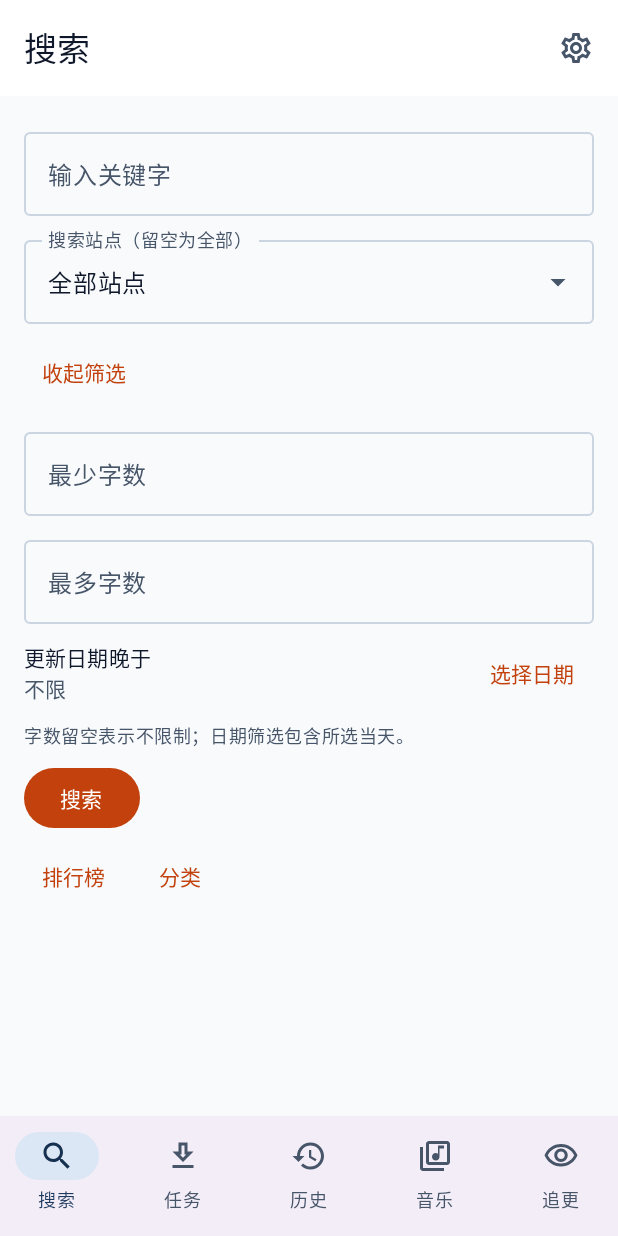
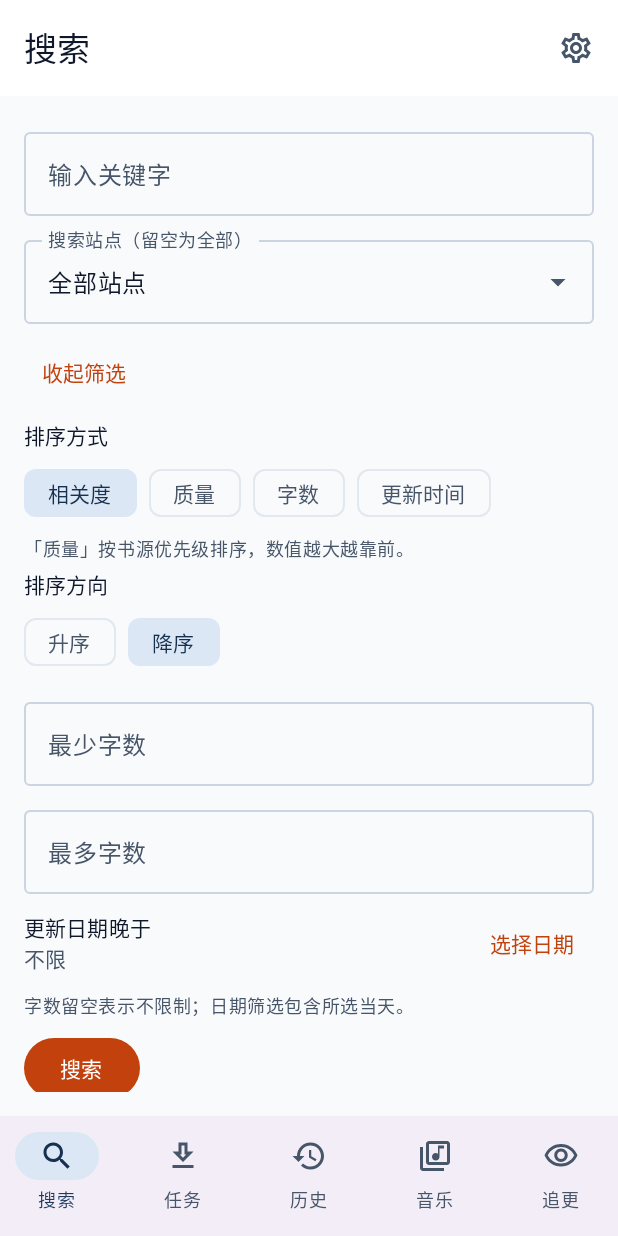
Before and after one commit to lingyi-ling/novel-downloader, an Android app built with Jetpack Compose: the screen it shows after launch (MainActivity), after a tap on "高级筛选", on a phone screen of 412 x 824 dp. Run offline under Robolectric (Android 15) with nearby library versions, the phone set to English and light mode, and no system bars; libraries missing offline, so code that uses them is left out: com.jakewharton.retrofit2; network calls fail.

Commit message:
feat(android): 搜索排序选择与状态恢复
- quality/priority/words/update + asc/desc
- 高级筛选面板 chips，SavedStateHandle 恢复
- 序列化/非法回退/重试使用最新排序

```diff
--- a/android/app/src/main/java/com/lingyi/noveldl/ui/search/SearchFilterViewModel.kt
+++ b/android/app/src/main/java/com/lingyi/noveldl/ui/search/SearchFilterViewModel.kt
@@ -11,14 +11,16 @@ import kotlinx.coroutines.flow.StateFlow
 import kotlinx.coroutines.flow.asStateFlow
 
 /**
- * Owns the optional word-count/update-date filters of the search screen.
+ * Owns the optional word-count/update-date filters and the result ordering of
+ * the search screen.
  *
  * Why a ViewModel: the screen can be dropped from composition by a tab switch,
  * and the process can be killed in the background. Keeping the filter text in
  * [SavedStateHandle] means both events restore the panel exactly as the user
  * left it, instead of silently returning to an unfiltered search. The search
  * coroutine reads [state] when it builds its request, so a re-search, retry or
- * any later page request carries the same filters without extra plumbing.
+ * any later page request carries the same filters and sort direction without
+ * extra plumbing.
  *
  * Saved values are strings (not `Int`/`LocalDate`) because the raw input is
  * what lets an invalid entry be corrected in place; [toSearchRequest] still
@@ -45,7 +47,18 @@ class SearchFilterViewModel @JvmOverloads constructor(
         update(_state.value.copy(updatedAfter = date.trim()))
     }
 
-    /** Restores every filter to its default (no bounds, no date). */
+    fun updateSort(sort: SearchSort) {
+        update(_state.value.copy(sort = sort))
+    }
+
+    fun updateOrder(order: SearchOrder) {
+        update(_state.value.copy(order = order))
+    }
+
+    /**
+     * Restores every filter to its default (no bounds, no date) and the
+     * ordering to the default quality ranking, newest/highest first.
+     */
     fun clear() {
         update(SearchFilterState.EMPTY)
     }
@@ -63,12 +76,20 @@ class SearchFilterViewModel @JvmOverloads constructor(
         if (next.updatedAfter != previous.updatedAfter) {
             savedState?.set(SAVED_UPDATED_AFTER, next.updatedAfter)
         }
+        if (next.sort != previous.sort) {
+            savedState?.set(SAVED_SORT, next.sort.wire)
+        }
+        if (next.order != previous.order) {
+            savedState?.set(SAVED_ORDER, next.order.wire)
+        }
     }
 
     companion object {
         internal const val SAVED_MIN_WORDS = "search.min_words"
         internal const val SAVED_MAX_WORDS = "search.max_words"
         internal const val SAVED_UPDATED_AFTER = "search.updated_after"
+        internal const val SAVED_SORT = "search.sort"
+        internal const val SAVED_ORDER = "search.order"
 
         /**
          * NavBackStackEntry/Activity-scoped factory. `createSavedStateHandle()`
@@ -89,6 +110,10 @@ class SearchFilterViewModel @JvmOverloads constructor(
                 updatedAfter = parseFilterDate(
                     savedState.get<String>(SAVED_UPDATED_AFTER).orEmpty(),
                 )?.toString().orEmpty(),
+                // Anything outside the server whitelist (an old or corrupt
+                // value) falls back to the default instead of being sent.
+                sort = SearchSort.fromWire(savedState.get<String>(SAVED_SORT)),
+                order = SearchOrder.fromWire(savedState.get<String>(SAVED_ORDER)),
             )
         }
     }
--- a/android/app/src/main/java/com/lingyi/noveldl/ui/search/SearchFilters.kt
+++ b/android/app/src/main/java/com/lingyi/noveldl/ui/search/SearchFilters.kt
@@ -7,6 +7,51 @@ import java.time.LocalDate
 import java.time.ZoneOffset
 
 /**
+ * The sort keys Android exposes, restricted to the server's `SearchSortKey`
+ * whitelist. The UI labels for these four modes live in the string resources;
+ * `PRIORITY` is shown as "质量" because the API's `priority` key orders rows by
+ * the source site's configured weight (higher first). `QUALITY` is the default
+ * five-signal ranking, whose dominant signal is keyword relevance.
+ */
+enum class SearchSort(val wire: String) {
+    QUALITY("quality"),
+    PRIORITY("priority"),
+    WORDS("words"),
+    UPDATE("update"),
+    ;
+
+    companion object {
+        val DEFAULT = QUALITY
+
+        /**
+         * Maps a saved/wire value back to a known key. Unknown or legacy values
+         * fall back to [DEFAULT] instead of leaking an unsupported string into
+         * a request (the server would answer `422`).
+         */
+        fun fromWire(raw: String?): SearchSort {
+            val text = raw?.trim()?.lowercase()
+            return entries.firstOrNull { it.wire == text } ?: DEFAULT
+        }
+    }
+}
+
+/** Sort direction accepted by the API (`asc` / `desc`); descending by default. */
+enum class SearchOrder(val wire: String) {
+    ASC("asc"),
+    DESC("desc"),
+    ;
+
+    companion object {
+        val DEFAULT = DESC
+
+        fun fromWire(raw: String?): SearchOrder {
+            val text = raw?.trim()?.lowercase()
+            return entries.firstOrNull { it.wire == text } ?: DEFAULT
+        }
+    }
+}
+
+/**
  * Optional search filters shared by the UI and its tests.
  *
  * The fields keep the raw text the user typed (or the date the picker chose)
@@ -14,12 +59,19 @@ import java.time.ZoneOffset
  * error and corrected in place. [toSearchRequest] refuses to build a request
  * while anything is invalid, which keeps malformed numbers/dates off the wire
  * (the server would answer `422`).
+ *
+ * Sorting is carried in the same state (and the same SavedStateHandle) so a
+ * re-search, retry or later page sends the same ordering as the visible
+ * selection. It is not counted by [activeFilterCount]: ordering changes the
+ * presentation of the result set, it does not narrow it.
  */
 data class SearchFilterState(
     val minWords: String = "",
     val maxWords: String = "",
     /** ISO `YYYY-MM-DD`, empty when the date filter is off. */
     val updatedAfter: String = "",
+    val sort: SearchSort = SearchSort.DEFAULT,
+    val order: SearchOrder = SearchOrder.DEFAULT,
 ) {
     /** Number of non-blank fields, including entries that are not valid yet. */
     val activeFilterCount: Int
@@ -56,6 +108,8 @@ data class SearchFilterState(
         return SearchRequest(
             keyword = keyword,
             sites = sites,
+            sort = sort.wire,
+            order = order.wire,
             min_words = parseWordFilter(minWords).value,
             max_words = parseWordFilter(maxWords).value,
             updated_after = parseFilterDate(updatedAfter)?.toString(),
--- a/android/app/src/main/java/com/lingyi/noveldl/ui/search/SearchScreen.kt
+++ b/android/app/src/main/java/com/lingyi/noveldl/ui/search/SearchScreen.kt
@@ -20,6 +20,7 @@ import androidx.compose.foundation.layout.width
 import androidx.compose.foundation.lazy.LazyColumn
 import androidx.compose.foundation.lazy.items
 import androidx.compose.foundation.rememberScrollState
+import androidx.compose.foundation.selection.selectableGroup
 import androidx.compose.foundation.selection.toggleable
 import androidx.compose.foundation.shape.RoundedCornerShape
 import androidx.compose.foundation.text.KeyboardOptions
@@ -177,11 +178,13 @@ fun SearchScreen(onMessage: (String) -> Unit) {
 
     fun runSearch(query: String) {
         if (query.isEmpty() || loading) return
-        // Build the body from the live filter state: a re-search and every
-        // retry therefore carry the current bounds without copying them around.
-        // Invalid input is not sent (the server would answer 422); the panel is
-        // opened so the inline error is visible even when it was collapsed.
-        val request = filters.toSearchRequest(query, selectedSitesParam(selectedSites))
+        // Build the body from the ViewModel's current state (not this
+        // composition's snapshot) so a retry after the user changed the sort
+        // or a filter carries the new selection. Invalid input is not sent
+        // (the server would answer 422); the panel is opened so the inline
+        // error is visible even when it was collapsed.
+        val request = filterModel.state.value
+            .toSearchRequest(query, selectedSitesParam(selectedSites))
         if (request == null) {
             showFilters = true
             return
@@ -408,6 +411,8 @@ fun SearchScreen(onMessage: (String) -> Unit) {
                 validation = filterValidation,
                 onMinWordsChange = filterModel::updateMinWords,
                 onMaxWordsChange = filterModel::updateMaxWords,
+                onSortChange = filterModel::updateSort,
+                onOrderChange = filterModel::updateOrder,
                 onPickDate = { showDatePicker = true },
                 onClearDate = { filterModel.updateUpdatedAfter("") },
             )
@@ -738,9 +743,10 @@ private fun SearchFilterToggleRow(
 }
 
 /**
- * The expanded filter panel: numeric word bounds plus an inclusive
- * "updated after" date chosen from the Material date picker. Every field is
- * full width so a 2.0 font scale does not squeeze the labels/values.
+ * The expanded filter panel: result ordering, numeric word bounds plus an
+ * inclusive "updated after" date chosen from the Material date picker. Every
+ * control is full width and the chip groups wrap, so a 2.0 font scale does not
+ * squeeze the labels/values or push a chip off screen.
  */
 @Composable
 private fun SearchFilterPanel(
@@ -748,6 +754,8 @@ private fun SearchFilterPanel(
     validation: SearchFilterValidation,
     onMinWordsChange: (String) -> Unit,
     onMaxWordsChange: (String) -> Unit,
+    onSortChange: (SearchSort) -> Unit,
+    onOrderChange: (SearchOrder) -> Unit,
     onPickDate: () -> Unit,
     onClearDate: () -> Unit,
 ) {
@@ -769,6 +777,12 @@ private fun SearchFilterPanel(
         modifier = Modifier.fillMaxWidth(),
         verticalArrangement = Arrangement.spacedBy(8.dp),
     ) {
+        SearchSortSelector(
+            sort = filters.sort,
+            order = filters.order,
+            onSortChange = onSortChange,
+            onOrderChange = onOrderChange,
+        )
         WordFilterField(
             value = filters.minWords,
             onValueChange = onMinWordsChange,
@@ -840,6 +854,79 @@ private fun SearchFilterPanel(
             style = MaterialTheme.typography.bodySmall,
             color = MaterialTheme.colorScheme.onSurfaceVariant,
         )
+    }
+}
+
+@StringRes
+private fun searchSortLabelRes(sort: SearchSort): Int = when (sort) {
+    SearchSort.QUALITY -> R.string.search_sort_relevance
+    SearchSort.PRIORITY -> R.string.search_sort_quality
+    SearchSort.WORDS -> R.string.search_sort_words
+    SearchSort.UPDATE -> R.string.search_sort_update
+}
+
+@StringRes
+private fun searchOrderLabelRes(order: SearchOrder): Int = when (order) {
+    SearchOrder.ASC -> R.string.search_sort_asc
+    SearchOrder.DESC -> R.string.search_sort_desc
+}
+
+/**
+ * Sort-key and direction chips. [FlowRow] is used for both groups so a long
+ * translation or a 2.0 font scale wraps onto a second line instead of
+ * squeezing the chips or clipping the last one.
+ */
+@OptIn(ExperimentalLayoutApi::class)
+@Composable
+private fun SearchSortSelector(
+    sort: SearchSort,
+    order: SearchOrder,
+    onSortChange: (SearchSort) -> Unit,
+    onOrderChange: (SearchOrder) -> Unit,
+) {
+    Column(
+        modifier = Modifier.fillMaxWidth(),
+        verticalArrangement = Arrangement.spacedBy(4.dp),
+    ) {
+        Text(
+            stringResource(R.string.search_sort_title),
+            style = MaterialTheme.typography.labelLarge,
+        )
+        FlowRow(
+            modifier = Modifier.fillMaxWidth().selectableGroup(),
+            horizontalArrangement = Arrangement.spacedBy(8.dp),
+            verticalArrangement = Arrangement.spacedBy(4.dp),
+        ) {
+            SearchSort.entries.forEach { option ->
+                FilterChip(
+                    selected = sort == option,
+                    onClick = { onSortChange(option) },
+                    label = { Text(stringResource(searchSortLabelRes(option))) },
+                )
+            }
+        }
+        Text(
+            stringResource(R.string.search_sort_quality_hint),
+            style = MaterialTheme.typography.bodySmall,
+            color = MaterialTheme.colorScheme.onSurfaceVariant,
+        )
+        Text(
+            stringResource(R.string.search_sort_order_title),
+            style = MaterialTheme.typography.labelLarge,
+        )
+        FlowRow(
+            modifier = Modifier.fillMaxWidth().selectableGroup(),
+            horizontalArrangement = Arrangement.spacedBy(8.dp),
+            verticalArrangement = Arrangement.spacedBy(4.dp),
+        ) {
+            SearchOrder.entries.forEach { option ->
+                FilterChip(
+                    selected = order == option,
+                    onClick = { onOrderChange(option) },
+                    label = { Text(stringResource(searchOrderLabelRes(option))) },
+                )
+            }
+        }
     }
 }
 
--- a/android/app/src/main/res/values/strings.xml
+++ b/android/app/src/main/res/values/strings.xml
@@ -85,6 +85,15 @@
     <string name="search_filters_words_too_large">字数不能超过 10 亿</string>
     <string name="search_filters_range_invalid">最少字数不能大于最多字数</string>
     <string name="search_filters_invalid_date">日期格式无效，请重新选择</string>
+    <string name="search_sort_title">排序方式</string>
+    <string name="search_sort_relevance">相关度</string>
+    <string name="search_sort_quality">质量</string>
+    <string name="search_sort_words">字数</string>
+    <string name="search_sort_update">更新时间</string>
+    <string name="search_sort_quality_hint">「质量」按书源优先级排序，数值越大越靠前。</string>
+    <string name="search_sort_order_title">排序方向</string>
+    <string name="search_sort_asc">升序</string>
+    <string name="search_sort_desc">降序</string>
 
     <string name="browse_rank">排行榜</string>
     <string name="browse_categories">分类</string>
```
Also changed, not shown: 4 other files.
